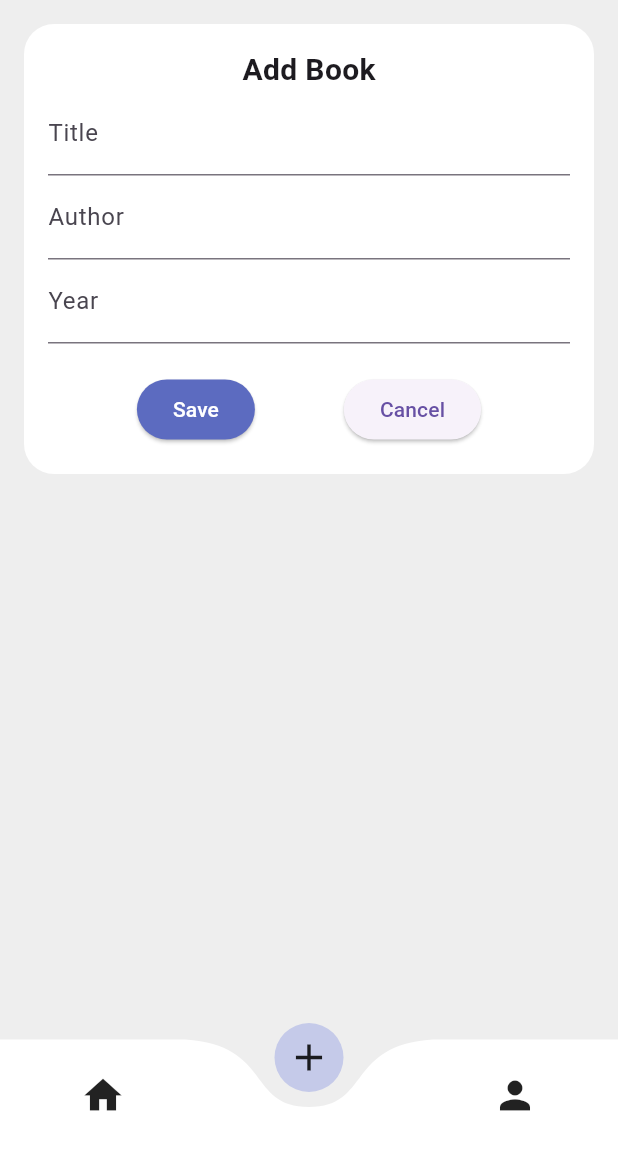
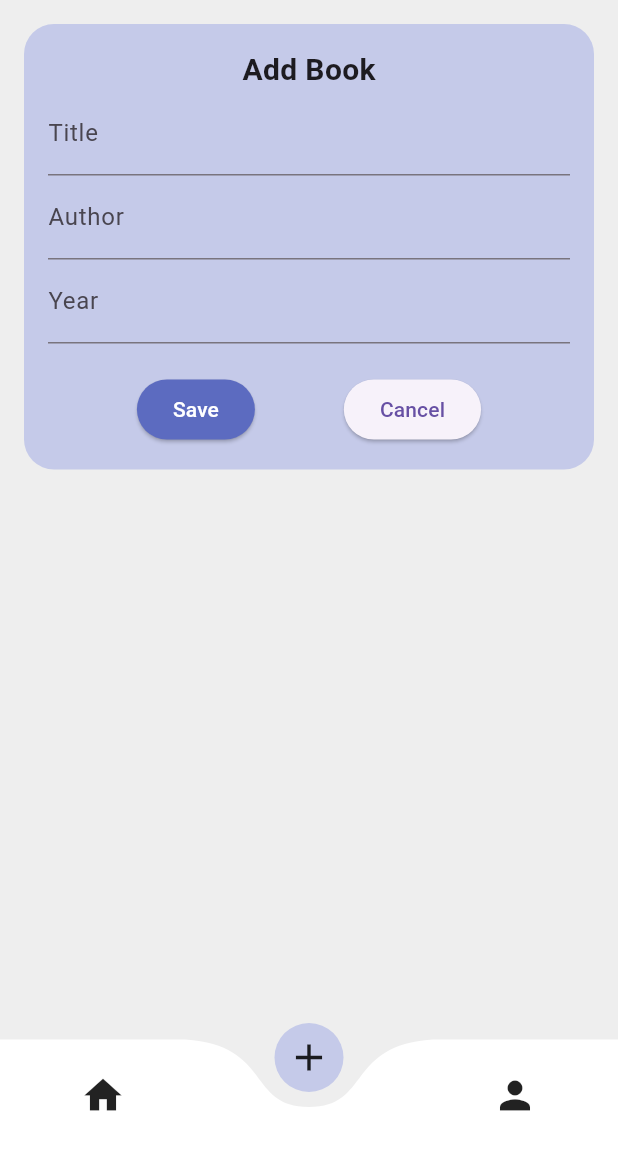
Before and after one commit to LaptopMerah/PPB-Flutter-Simple-App, a Flutter app: the screen it shows after launch, item 2 of the bottom bar chosen, on a phone screen of 412 x 824 dp, the part 84-1236 px from its top. Run offline on Flutter 3.47's test engine with Material 3 defaults, Android fonts, the phone set to English and light mode, and no system bars; drawn by our look-alikes of curved_navigation_bar.

Commit message:
fix: ovelap in body_book

```diff
--- a/lib/body_book.dart
+++ b/lib/body_book.dart
@@ -52,14 +52,15 @@ class _BodyBookState extends State<BodyBook> {
   Widget build(BuildContext context) {
     return Scaffold(
       backgroundColor: Colors.grey[200],
-      body: Padding(
+      body: SingleChildScrollView(
+        child: Padding(
           padding: EdgeInsets.all(16),
+          child: IntrinsicHeight(
             child: Container(
               decoration: BoxDecoration(
-            color: Colors.white,
+                color: Colors.indigo[100],
                 borderRadius: BorderRadius.all(Radius.circular(20)),
               ),
-          height: 300,
               child: Padding(
                 padding: EdgeInsets.all(16.0),
                 child: Form(
@@ -129,6 +130,8 @@ class _BodyBookState extends State<BodyBook> {
               ),
             ),
           ),
+        ),
+      ),
     );
   }
 }
```
Lines whose indentation alone changed are shown as unchanged.
